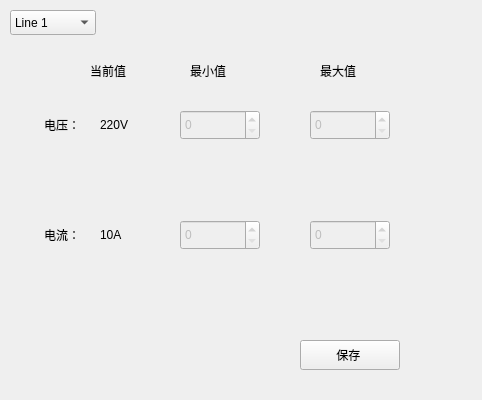
Before: the Qt Designer form CabinetScreen/setting/devthresholdwid.ui in luozhiyong131/BusBar, drawn with Qt 5.
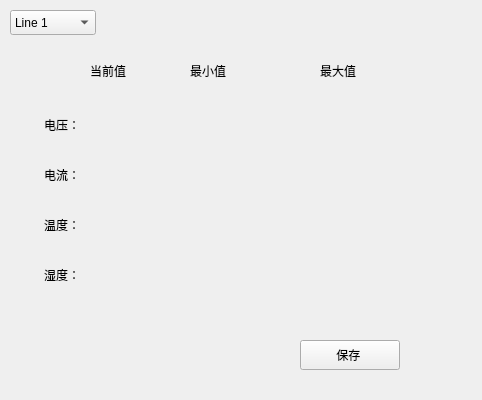
After: the same form once the commit is applied.

Patch:
```diff
--- a/CabinetScreen/setting/devthresholdwid.ui
+++ b/CabinetScreen/setting/devthresholdwid.ui
@@ -58,7 +58,7 @@
    <property name="geometry">
     <rect>
      <x>20</x>
-     <y>220</y>
+     <y>160</y>
      <width>60</width>
      <height>30</height>
     </rect>
@@ -109,84 +109,6 @@
     <string>最大值</string>
    </property>
   </widget>
-  <widget class="QLabel" name="volLab">
-   <property name="geometry">
-    <rect>
-     <x>100</x>
-     <y>110</y>
-     <width>60</width>
-     <height>30</height>
-    </rect>
-   </property>
-   <property name="text">
-    <string>220V</string>
-   </property>
-  </widget>
-  <widget class="QSpinBox" name="volMinSpinBox">
-   <property name="enabled">
-    <bool>false</bool>
-   </property>
-   <property name="geometry">
-    <rect>
-     <x>180</x>
-     <y>110</y>
-     <width>80</width>
-     <height>30</height>
-    </rect>
-   </property>
-  </widget>
-  <widget class="QSpinBox" name="volMaxSpinBox">
-   <property name="enabled">
-    <bool>false</bool>
-   </property>
-   <property name="geometry">
-    <rect>
-     <x>310</x>
-     <y>110</y>
-     <width>80</width>
-     <height>30</height>
-    </rect>
-   </property>
-  </widget>
-  <widget class="QLabel" name="curLab">
-   <property name="geometry">
-    <rect>
-     <x>100</x>
-     <y>220</y>
-     <width>60</width>
-     <height>30</height>
-    </rect>
-   </property>
-   <property name="text">
-    <string>10A</string>
-   </property>
-  </widget>
-  <widget class="QSpinBox" name="curMinSpinBox">
-   <property name="enabled">
-    <bool>false</bool>
-   </property>
-   <property name="geometry">
-    <rect>
-     <x>180</x>
-     <y>220</y>
-     <width>80</width>
-     <height>30</height>
-    </rect>
-   </property>
-  </widget>
-  <widget class="QSpinBox" name="curMaxSpinBox">
-   <property name="enabled">
-    <bool>false</bool>
-   </property>
-   <property name="geometry">
-    <rect>
-     <x>310</x>
-     <y>220</y>
-     <width>80</width>
-     <height>30</height>
-    </rect>
-   </property>
-  </widget>
   <widget class="QPushButton" name="saveBtn">
    <property name="geometry">
     <rect>
@@ -200,6 +122,78 @@
     <string>保存 </string>
    </property>
   </widget>
+  <widget class="QWidget" name="volWid" native="true">
+   <property name="geometry">
+    <rect>
+     <x>90</x>
+     <y>110</y>
+     <width>371</width>
+     <height>31</height>
+    </rect>
+   </property>
+  </widget>
+  <widget class="QWidget" name="curWid" native="true">
+   <property name="geometry">
+    <rect>
+     <x>90</x>
+     <y>160</y>
+     <width>371</width>
+     <height>31</height>
+    </rect>
+   </property>
+  </widget>
+  <widget class="QWidget" name="temWid" native="true">
+   <property name="geometry">
+    <rect>
+     <x>90</x>
+     <y>210</y>
+     <width>371</width>
+     <height>31</height>
+    </rect>
+   </property>
+  </widget>
+  <widget class="QLabel" name="label_6">
+   <property name="geometry">
+    <rect>
+     <x>20</x>
+     <y>210</y>
+     <width>60</width>
+     <height>30</height>
+    </rect>
+   </property>
+   <property name="text">
+    <string>温度：</string>
+   </property>
+   <property name="alignment">
+    <set>Qt::AlignRight|Qt::AlignTrailing|Qt::AlignVCenter</set>
+   </property>
+  </widget>
+  <widget class="QWidget" name="humWid" native="true">
+   <property name="geometry">
+    <rect>
+     <x>90</x>
+     <y>260</y>
+     <width>371</width>
+     <height>31</height>
+    </rect>
+   </property>
+  </widget>
+  <widget class="QLabel" name="label_7">
+   <property name="geometry">
+    <rect>
+     <x>20</x>
+     <y>260</y>
+     <width>60</width>
+     <height>30</height>
+    </rect>
+   </property>
+   <property name="text">
+    <string>湿度：</string>
+   </property>
+   <property name="alignment">
+    <set>Qt::AlignRight|Qt::AlignTrailing|Qt::AlignVCenter</set>
+   </property>
+  </widget>
  </widget>
  <resources/>
  <connections/>
```
